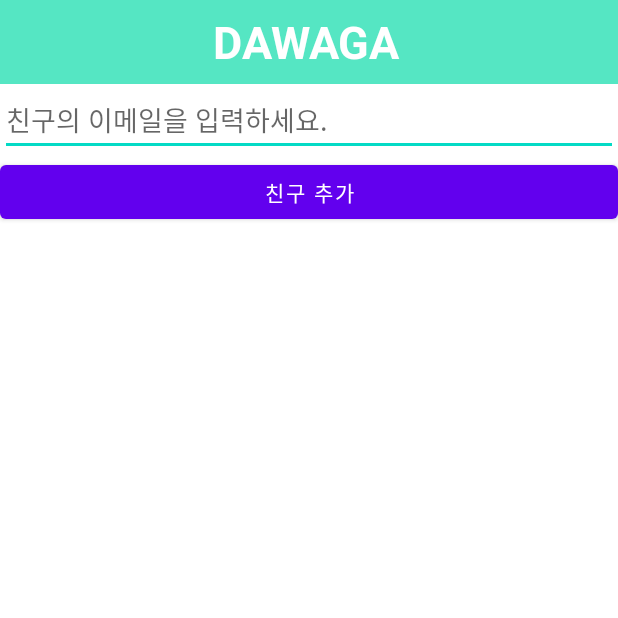
After one commit to MinjaeKim1/MyPlanner, an Android app: the AppendFriend screen opened directly, with no data from a screen before it, on a phone screen of 412 x 824 dp, the top half of it. The commit adds this screen. Run offline under Robolectric (Android 15) with nearby library versions, the phone set to English and light mode, and no system bars; our stand-ins replace Firebase (no records; nobody signed in at launch, a user with empty details on screens opened directly).

Commit message:
add append friend

```diff
--- a/app/src/main/AndroidManifest.xml
+++ b/app/src/main/AndroidManifest.xml
@@ -18,6 +18,7 @@
             android:value="dxpds3tna7" />
         <activity android:name=".MapActivity"></activity>
         <activity android:name=".Friend_list"></activity>
+        <activity android:name=".AppendFriend"></activity>
 
 
         <activity android:name=".CalendarActivity"/>
--- /dev/null
+++ b/app/src/main/res/layout/activity_friend_append.xml
@@ -0,0 +1,36 @@
+<?xml version="1.0" encoding="utf-8"?>
+<LinearLayout xmlns:android="http://schemas.android.com/apk/res/android"
+    android:layout_width="match_parent"
+    android:layout_height="match_parent"
+    xmlns:app="http://schemas.android.com/apk/res-auto"
+    android:orientation="vertical">
+    <androidx.appcompat.widget.Toolbar
+        android:id="@+id/toolbar_friend"
+        android:layout_width="match_parent"
+        android:layout_height="wrap_content"
+        android:minHeight="?attr/actionBarSize"
+        android:theme="@style/Theme.Dawaga"
+        app:popupTheme="@style/Theme.Dawaga">
+    <TextView
+        android:layout_width="match_parent"
+        android:layout_height="wrap_content"
+        android:gravity="center"
+        android:text="DAWAGA"
+        android:textSize="30dp"
+        android:layout_marginRight="20dp"
+        android:textColor="@color/white"
+        android:textStyle="bold">
+    </TextView>
+    </androidx.appcompat.widget.Toolbar>
+    <EditText
+        android:id="@+id/friendEmail"
+        android:layout_width="match_parent"
+        android:layout_height="wrap_content"
+        android:hint="친구의 이메일을 입력하세요."/>
+    <Button
+        android:id="@+id/appendquery"
+        android:layout_width="match_parent"
+        android:layout_height="wrap_content"
+        android:text="친구 추가"/>
+
+</LinearLayout>
```
Also changed, not shown: app/src/main/java/com/gachon/dawaga/AppendFriend.java (added, +169 -0 lines), app/src/main/java/com/gachon/dawaga/Friend_list.java (+26 -9 lines), app/src/main/res/layout/activity_friends_list.xml (+7 -1 lines).
